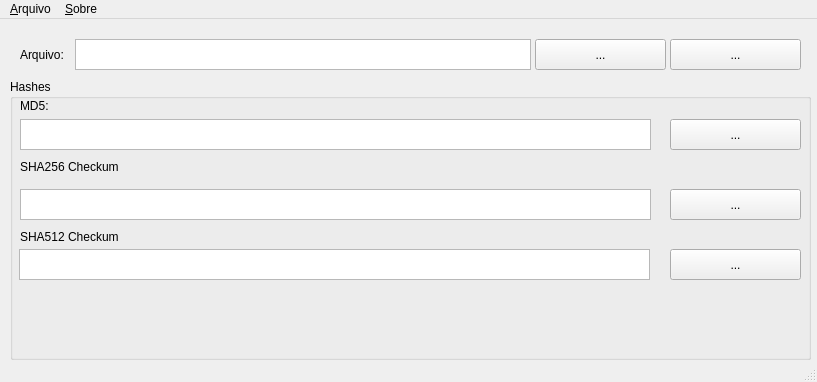
Before: the Qt Designer form res/appwindow.ui in ryonagana/hashgencpp, drawn with Qt 5.
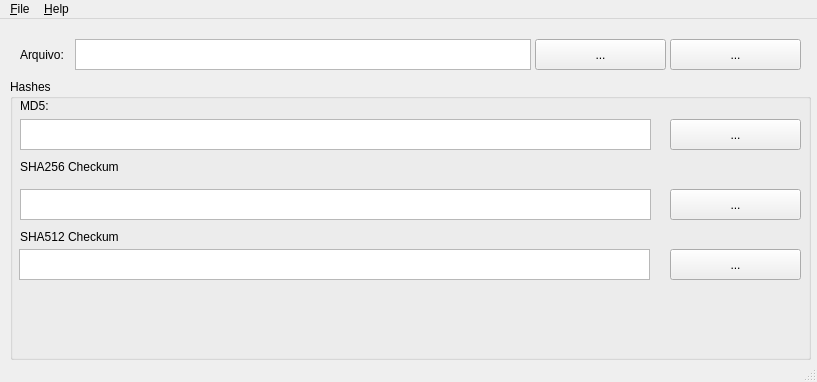
After: the same form once the commit is applied.

The edit to the form file:
```diff
--- a/res/appwindow.ui
+++ b/res/appwindow.ui
@@ -224,7 +224,7 @@
    </property>
    <widget class="QMenu" name="menu_File">
     <property name="title">
-     <string>&amp;Arquivo</string>
+     <string>&amp;File</string>
     </property>
     <addaction name="acSave"/>
     <addaction name="acSaveAs"/>
@@ -233,7 +233,7 @@
    </widget>
    <widget class="QMenu" name="menu_Sobre">
     <property name="title">
-     <string>&amp;Sobre</string>
+     <string>&amp;Help</string>
     </property>
    </widget>
    <addaction name="menu_File"/>
```
Left out of the diff: 23 changed lines with no effect on the pictures.
